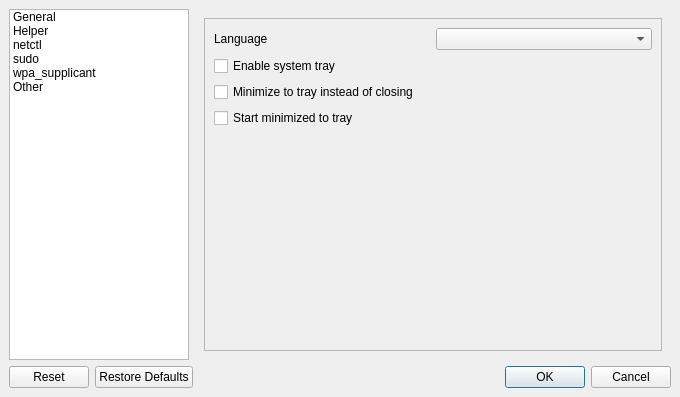
Old version of the form sources/gui/src/settingswindow.ui in the repository arcan1s/netctl-gui.
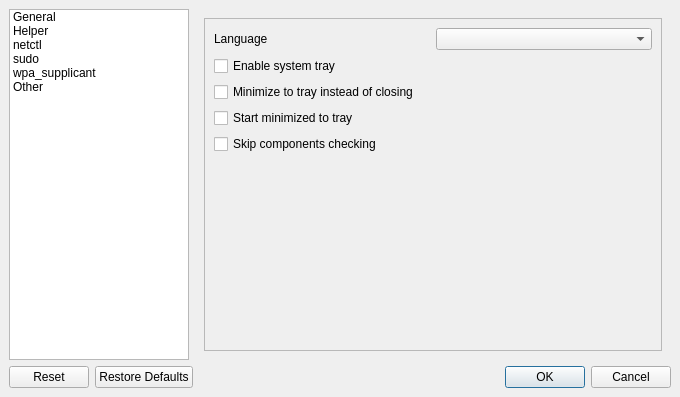
New version of the form. Icons and pictures are not drawn.

Patch:
```diff
--- a/sources/gui/src/settingswindow.ui
+++ b/sources/gui/src/settingswindow.ui
@@ -180,6 +180,13 @@
                 </property>
                </widget>
               </item>
+              <item>
+               <widget class="QCheckBox" name="checkBox_components">
+                <property name="text">
+                 <string>Skip components checking</string>
+                </property>
+               </widget>
+              </item>
               <item>
                <spacer name="spacer_general">
                 <property name="orientation">
```
Left out of the diff: 4 changed lines with no effect on the pictures.
